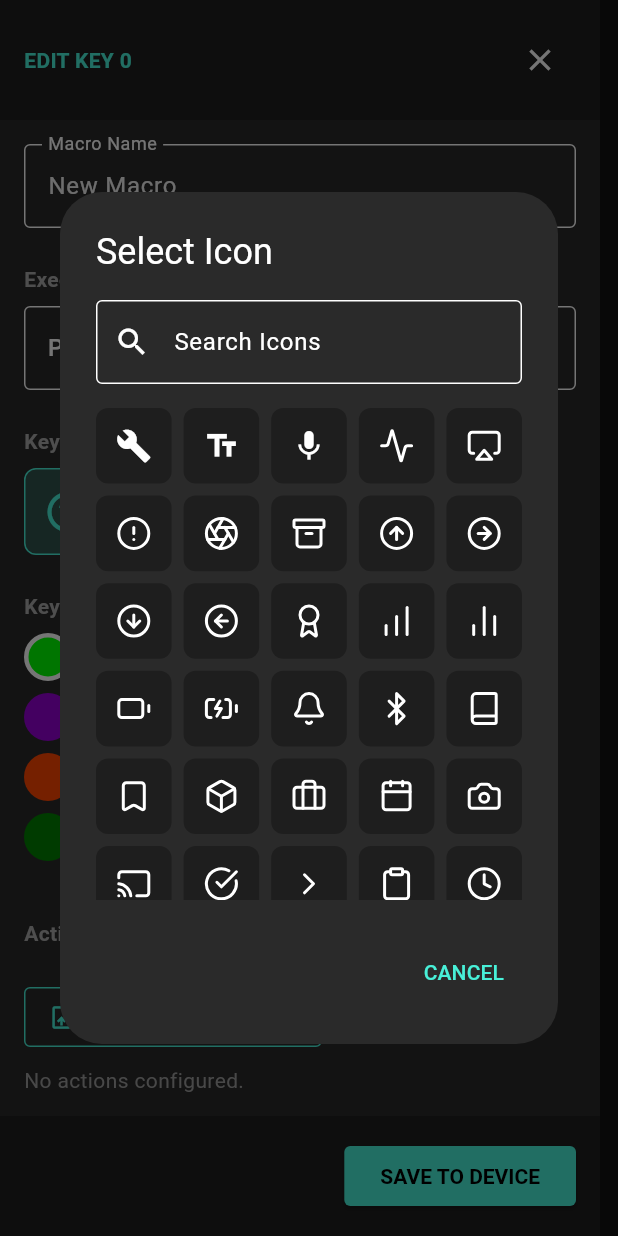
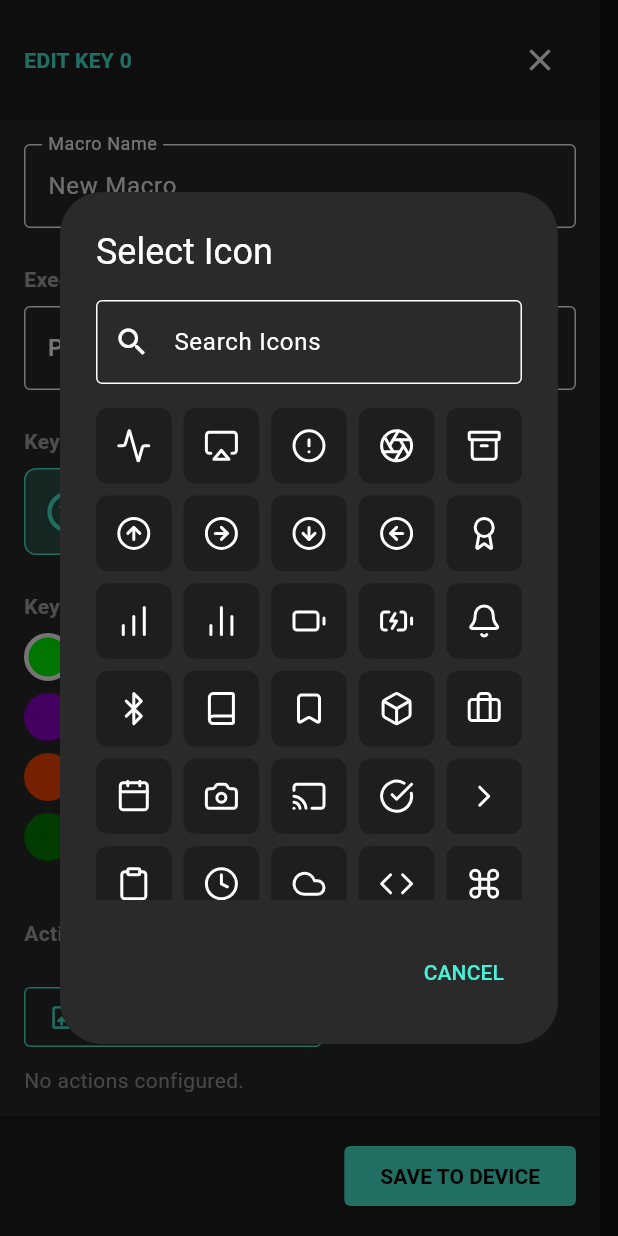
Before and after one commit to Midknightloki/draupnir, a Flutter app: the EditorPanel widget shown alone on an empty page, opened directly with empty values, after a tap on "Select Icon", on a phone screen of 412 x 824 dp. Run offline on Flutter 3.47's test engine with Material 3 defaults, Android fonts, the phone set to English and light mode, and no system bars; our stand-ins replace flutter_blue_plus, google_fonts, lucide_icons_flutter, permission_handler, share_plus, shared_preferences; missing offline and left inert: file_selector; accounts and stored records are empty.

Commit message:
fix(app): icon picker no longer paints holes, duplicates, or blank faces
Four defects in one small piece of code, all from three icons being
special-cased inline instead of living in the map.

The grid used `itemCount: filteredKeys.length + 3` for three hardcoded
extras ('hammer', 'text', 'mic'), each rendered only when the search
query matched its own name. Any other query sent indices 0, 1 and 2 down
the else branch with mapIdx at -3, -2 and -1, returning SizedBox.shrink()
-- three empty cells above the first real result on every search that
was not hammer/text/mic.

'mic' was already in featherIconsMap, so it appeared twice.

The extras were Material icons (Icons.build, Icons.text_fields) sitting
among 112 Lucide ones, at a visibly different stroke weight.

Worst of the four: the save path rasterises an icon only if
featherIconsMap contains the name, and neither 'hammer' nor 'text' was
in it. Picking either sent icon_xbm: "" to the device while the editor
preview happily drew the Material glyph -- a macro that looked correct
in the app and had a blank face on the knob. That is a plausible
contributor to the mostly-empty bitmaps seen on device.

Fix: 'hammer' joins the map as its real Lucide glyph, 'text' becomes a
legacy alias for 'type' so macros already saved with it still render,
and every name-to-glyph lookup now goes through one resolveIcon() so the
preview cannot disagree with what is sent.

flutter analyze: no new issues. flutter test: 17/17 pass.

Co-Authored-By: Claude Opus 5 <noreply@anthropic.com>
Claude-Session: https://claude.ai/code/session_016WsuGUUVhXfnyvCkXF6ZtZ

```diff
--- a/companion_app/lib/screens/editor_panel.dart
+++ b/companion_app/lib/screens/editor_panel.dart
@@ -100,8 +100,9 @@ class _EditorPanelState extends State<EditorPanel> {
 
     // Generate XBM string if it's a feather icon
     String iconXbm = "";
-    if (featherIconsMap.containsKey(_selectedIcon)) {
-      iconXbm = await generateXbmHexForIcon(featherIconsMap[_selectedIcon]!);
+    final glyph = resolveIcon(_selectedIcon);
+    if (glyph != null) {
+      iconXbm = await generateXbmHexForIcon(glyph);
     }
 
     setState(() => _isSaving = true);
@@ -302,11 +303,9 @@ class _EditorPanelState extends State<EditorPanel> {
   }
 
   Widget _buildIconSection() {
-    IconData currentIcon = Icons.help_outline;
-    if (_selectedIcon == 'hammer') currentIcon = Icons.build;
-    else if (_selectedIcon == 'text') currentIcon = Icons.text_fields;
-    else if (_selectedIcon == 'mic') currentIcon = Icons.mic;
-    else if (featherIconsMap.containsKey(_selectedIcon)) currentIcon = featherIconsMap[_selectedIcon]!;
+    // Same resolution the save path uses, so the preview cannot disagree with what the device
+    // is sent.
+    final IconData currentIcon = resolveIcon(_selectedIcon) ?? Icons.help_outline;
 
     return Column(
       crossAxisAlignment: CrossAxisAlignment.start,
@@ -368,19 +367,16 @@ class _EditorPanelState extends State<EditorPanel> {
                           crossAxisSpacing: 8,
                           mainAxisSpacing: 8,
                         ),
-                        itemCount: filteredKeys.length + 3, // +3 for defaults
+                        // One row per match, straight from the map. It used to be
+                        // `filteredKeys.length + 3` for three hardcoded extras rendered only
+                        // when the query matched their own names -- so any other search sent
+                        // indices 0, 1 and 2 down the else branch with mapIdx at -3, -2 and -1,
+                        // painting three empty cells above the first real result. 'mic' was also
+                        // in the map already, so it appeared twice.
+                        itemCount: filteredKeys.length,
                         itemBuilder: (context, idx) {
-                          String iconName;
-                          IconData iconData;
-                          if (idx == 0 && "hammer".contains(searchQuery.toLowerCase())) { iconName = 'hammer'; iconData = Icons.build; }
-                          else if (idx == 1 && "text".contains(searchQuery.toLowerCase())) { iconName = 'text'; iconData = Icons.text_fields; }
-                          else if (idx == 2 && "mic".contains(searchQuery.toLowerCase())) { iconName = 'mic'; iconData = Icons.mic; }
-                          else {
-                            int mapIdx = idx - 3;
-                            if (mapIdx < 0 || mapIdx >= filteredKeys.length) return const SizedBox.shrink();
-                            iconName = filteredKeys[mapIdx];
-                            iconData = featherIconsMap[iconName]!;
-                          }
+                          final String iconName = filteredKeys[idx];
+                          final IconData iconData = featherIconsMap[iconName]!;
 
                           return InkWell(
                             onTap: () {
--- a/companion_app/lib/utils/feather_icons_map.dart
+++ b/companion_app/lib/utils/feather_icons_map.dart
@@ -44,6 +44,7 @@ final Map<String, IconData> featherIconsMap = {
   'folder': LucideIcons.folder,
   'globe': LucideIcons.globe,
   'grid': LucideIcons.grid,
+  'hammer': LucideIcons.hammer,
   'hardDrive': LucideIcons.hardDrive,
   'hash': LucideIcons.hash,
   'headphones': LucideIcons.headphones,
@@ -114,3 +115,21 @@ final Map<String, IconData> featherIconsMap = {
   'wifi': LucideIcons.wifi,
   'zap': LucideIcons.zap,
 };
+
+// Legacy `icon` values that predate the current set. Macros saved with one still render,
+// but they are not offered in the picker -- each points at the glyph that replaced it.
+const Map<String, String> legacyIconAliases = {
+  'text': 'type',
+};
+
+/// The glyph for an `icon` name, following [legacyIconAliases]; null if the name is unknown.
+///
+/// Every place that turns a name into a glyph goes through here. Three of them used to
+/// special-case 'hammer', 'text' and 'mic' inline with Material icons, which drifted: the
+/// editor preview drew Icons.build for 'hammer' while the save path, which rasterises only
+/// names present in [featherIconsMap], sent no bitmap at all. Picking those two produced a
+/// macro that looked fine in the app and had a blank face on the device.
+IconData? resolveIcon(String? name) {
+  if (name == null) return null;
+  return featherIconsMap[name] ?? featherIconsMap[legacyIconAliases[name]];
+}
```
